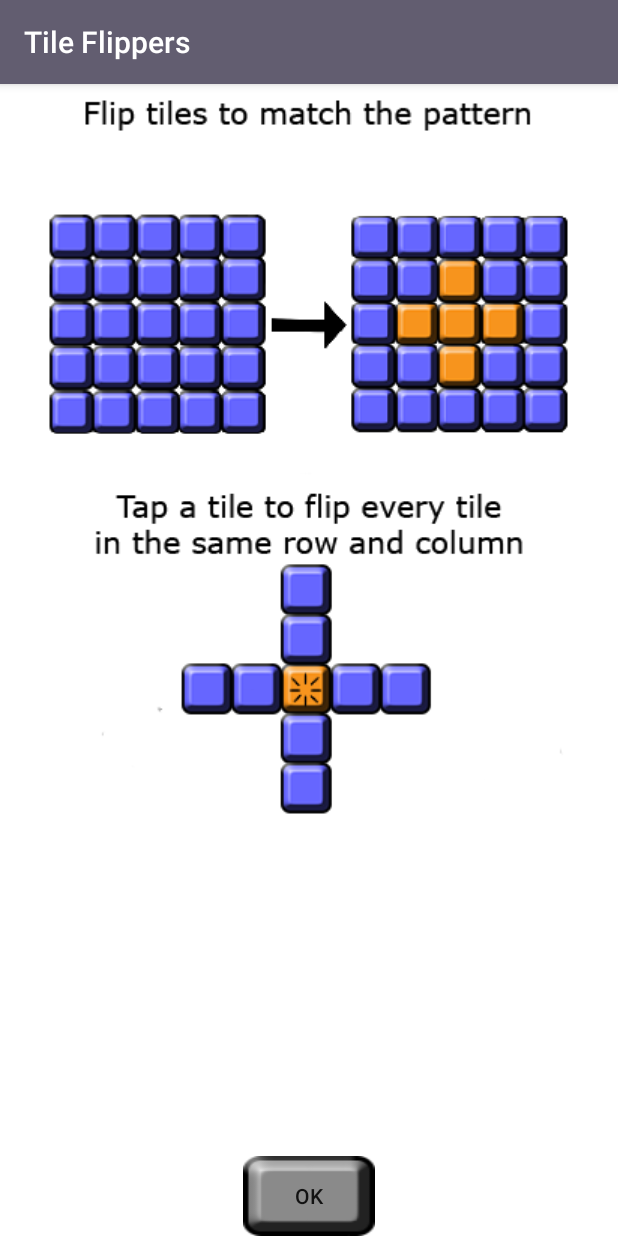
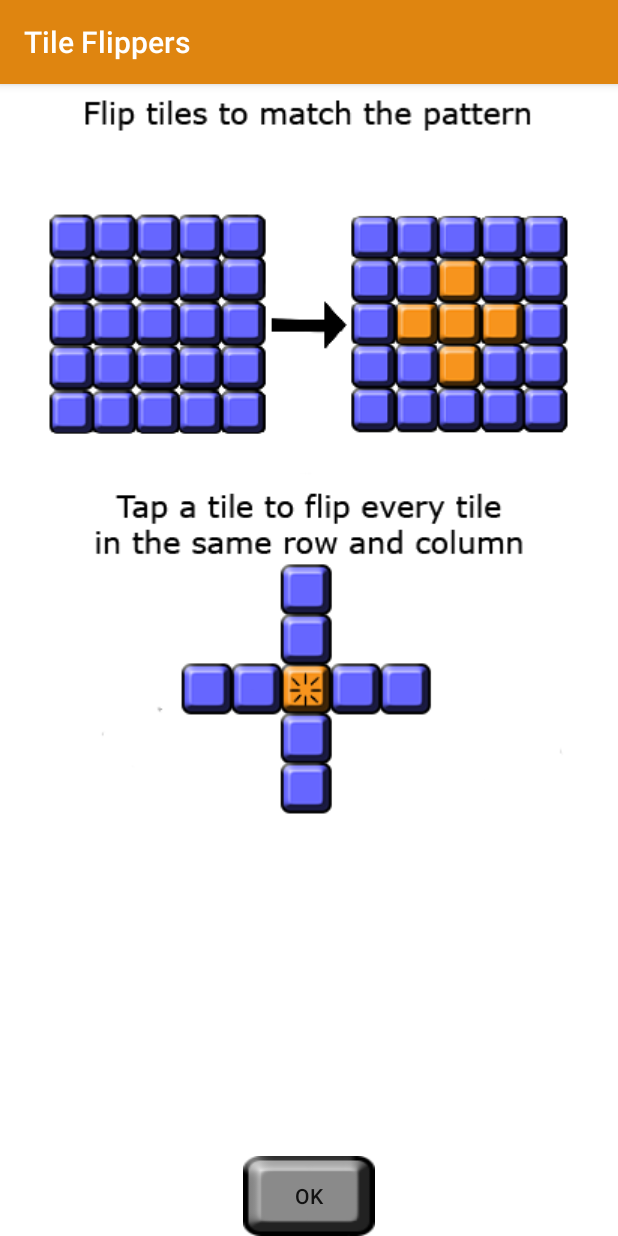
Before and after one commit to PlasmaDiffusion/PanelFlipPuzzleGame, an Android app: the HelpActivity screen opened directly, with no data from a screen before it, on a phone screen of 412 x 824 dp. Run offline under Robolectric (Android 15) with nearby library versions, the phone set to English and light mode, and no system bars.

Commit message:
orange primary colours

```diff
--- a/app/src/main/res/values/colors.xml
+++ b/app/src/main/res/values/colors.xml
@@ -1,7 +1,7 @@
 <?xml version="1.0" encoding="utf-8"?>
 <resources>
-    <color name="colorPrimary">#625d70</color>
-    <color name="colorPrimaryDark">#7a8197</color>
+    <color name="colorPrimary">#df8510</color>
+    <color name="colorPrimaryDark">#af600b</color>
     <color name="colorAccent">#ff4081</color>
     <color name="white">#FFFFFF</color>
     <color name="colorOff">#1d4e89</color>
```
